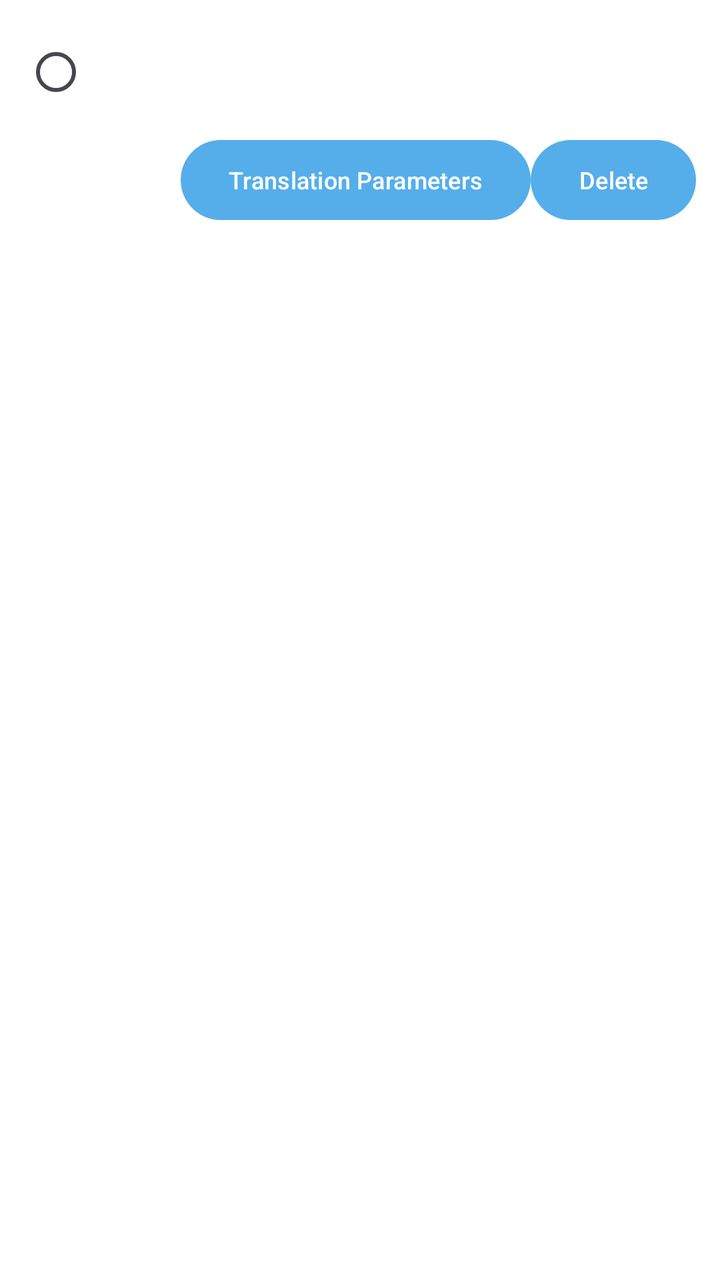
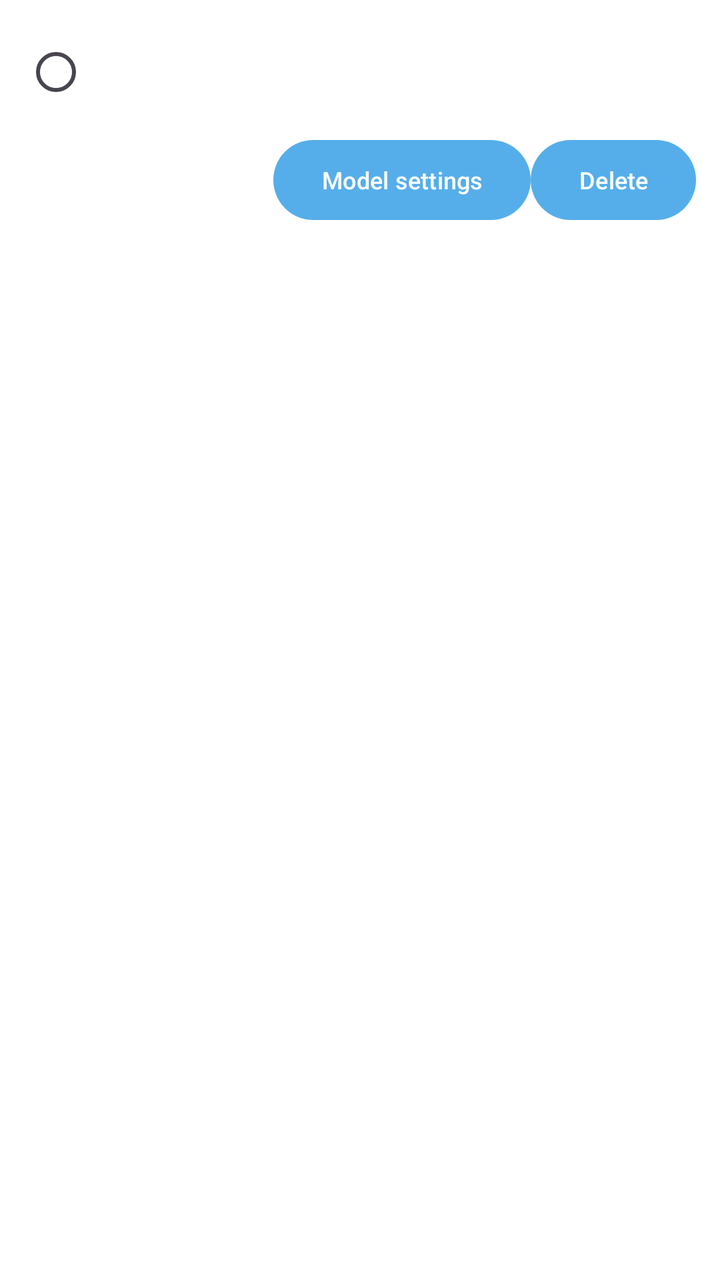

An Android layout rendered at two revisions. The XML below is the earlier revision; the diff shows what the commit changed to produce the second picture.
<!-- AndroidManifest.xml: application theme Theme.MT -->
<!-- res/layout/item_llamacpp_model_row.xml -->
<?xml version="1.0" encoding="utf-8"?>
<LinearLayout xmlns:android="http://schemas.android.com/apk/res/android"
    android:layout_width="match_parent"
    android:layout_height="wrap_content"
    android:layout_marginBottom="10dp"
    android:background="@drawable/dialog_background"
    android:orientation="vertical"
    android:padding="12dp">

    
    <LinearLayout
        android:layout_width="match_parent"
        android:layout_height="wrap_content"
        android:gravity="center_vertical"
        android:orientation="horizontal">

        <RadioButton
            android:id="@+id/rowActive"
            android:layout_width="wrap_content"
            android:layout_height="wrap_content"
            android:clickable="false"
            android:focusable="false" />

        <LinearLayout
            android:layout_width="0dp"
            android:layout_height="wrap_content"
            android:layout_weight="1"
            android:orientation="vertical">

            <TextView
                android:id="@+id/rowName"
                android:layout_width="match_parent"
                android:layout_height="wrap_content"
                android:ellipsize="middle"
                android:singleLine="true"
                android:textSize="14sp"
                android:textStyle="bold" />

            <TextView
                android:id="@+id/rowMeta"
                android:layout_width="match_parent"
                android:layout_height="wrap_content"
                android:layout_marginTop="2dp"
                android:textColor="@color/text_tertiary"
                android:textSize="12sp" />
        </LinearLayout>

        <TextView
            android:id="@+id/rowBadge"
            android:layout_width="wrap_content"
            android:layout_height="wrap_content"
            android:layout_marginStart="6dp"
            android:textSize="11sp"
            android:textStyle="bold"
            android:visibility="gone" />
    </LinearLayout>

    
    <TextView
        android:id="@+id/rowStatus"
        android:layout_width="match_parent"
        android:layout_height="wrap_content"
        android:layout_marginTop="6dp"
        android:textColor="@color/text_tertiary"
        android:textSize="12sp"
        android:visibility="gone" />

    <ProgressBar
        android:id="@+id/rowProgress"
        style="?android:attr/progressBarStyleHorizontal"
        android:layout_width="match_parent"
        android:layout_height="wrap_content"
        android:layout_marginTop="4dp"
        android:max="100"
        android:visibility="gone" />

    
    <LinearLayout
        android:layout_width="match_parent"
        android:layout_height="wrap_content"
        android:layout_marginTop="6dp"
        android:gravity="end"
        android:orientation="horizontal">

        <Button
            android:id="@+id/rowDownload"
            android:layout_width="wrap_content"
            android:layout_height="wrap_content"
            android:minWidth="0dp"
            android:text="@string/download"
            android:textSize="12sp"
            android:visibility="gone" />

        <Button
            android:id="@+id/rowPause"
            android:layout_width="wrap_content"
            android:layout_height="wrap_content"
            android:minWidth="0dp"
            android:text="@string/pause"
            android:textSize="12sp"
            android:visibility="gone" />

        <Button
            android:id="@+id/rowResume"
            android:layout_width="wrap_content"
            android:layout_height="wrap_content"
            android:minWidth="0dp"
            android:text="@string/resume"
            android:textSize="12sp"
            android:visibility="gone" />

        <Button
            android:id="@+id/rowCancel"
            android:layout_width="wrap_content"
            android:layout_height="wrap_content"
            android:minWidth="0dp"
            android:text="@string/cancel"
            android:textSize="12sp"
            android:visibility="gone" />

        <Button
            android:id="@+id/rowParams"
            android:layout_width="wrap_content"
            android:layout_height="wrap_content"
            android:minWidth="0dp"
            android:text="@string/hymt2_section_params"
            android:textSize="12sp" />

        <Button
            android:id="@+id/rowDelete"
            android:layout_width="wrap_content"
            android:layout_height="wrap_content"
            android:minWidth="0dp"
            android:text="@string/delete"
            android:textSize="12sp" />
    </LinearLayout>
</LinearLayout>
<!-- resources referenced by this layout -->
<resources>
  <color name="text_tertiary">#999999</color>
  <!-- drawable dialog_background (drawable) -->
  <?xml version="1.0" encoding="utf-8"?>
  <shape xmlns:android="http://schemas.android.com/apk/res/android"
      android:shape="rectangle">
  
      <solid android:color="@color/surface" />
      <corners android:radius="20dp" />
  
  </shape>
  <string name="cancel">Cancel</string>
  <string name="delete">Delete</string>
  <string name="download">Download</string>
  <string name="hymt2_section_params">Translation Parameters</string>
  <string name="pause">Pause</string>
  <string name="resume">Resume</string>
  <style name="Theme.MT" parent="Base.Theme.MT">
          
          <item name="android:navigationBarColor">@android:color/transparent</item>
          <item name="android:statusBarColor">@android:color/transparent</item>
          <item name="android:windowLightStatusBar">?attr/isLightTheme</item>
      </style>
  <color name="surface">#FFFFFF</color>
  <style name="Base.Theme.MT" parent="Theme.Material3.DayNight.NoActionBar">
          <item name="colorPrimary">@color/primary</item>
          <item name="preferenceTheme">@style/AppPreferenceTheme</item>
          <item name="android:windowBackground">@color/surface</item>
          <item name="android:navigationBarColor">
              @android:color/transparent
          </item>
          <item name="android:enforceNavigationBarContrast">false</item>
          <item name="android:enforceStatusBarContrast">false</item>
      </style>
  <color name="primary">#55AEEA</color>
  <style name="AppPreferenceTheme" parent="@style/PreferenceThemeOverlay">
          <item name="android:preferenceStyle">@style/AppPrefStyle</item>
      </style>
  <style name="AppPrefStyle">
          <item name="android:layout">@layout/preference_item_fit</item>
      </style>
</resources>

<!-- the commit's change to res/layout/item_llamacpp_model_row.xml (unified diff, before → after) -->
@@ -123,7 +123,7 @@
             android:layout_width="wrap_content"
             android:layout_height="wrap_content"
             android:minWidth="0dp"
-            android:text="@string/hymt2_section_params"
+            android:text="@string/llamacpp_section_params"
             android:textSize="12sp" />
 
         <Button
<!-- resource entries referenced after the edit -->
@@ -13,7 +13,7 @@
   <string name="cancel">Cancel</string>
   <string name="delete">Delete</string>
   <string name="download">Download</string>
-  <string name="hymt2_section_params">Translation Parameters</string>
+  <string name="llamacpp_section_params">Model settings</string>
   <string name="pause">Pause</string>
   <string name="resume">Resume</string>
   <style name="Theme.MT" parent="Base.Theme.MT">
